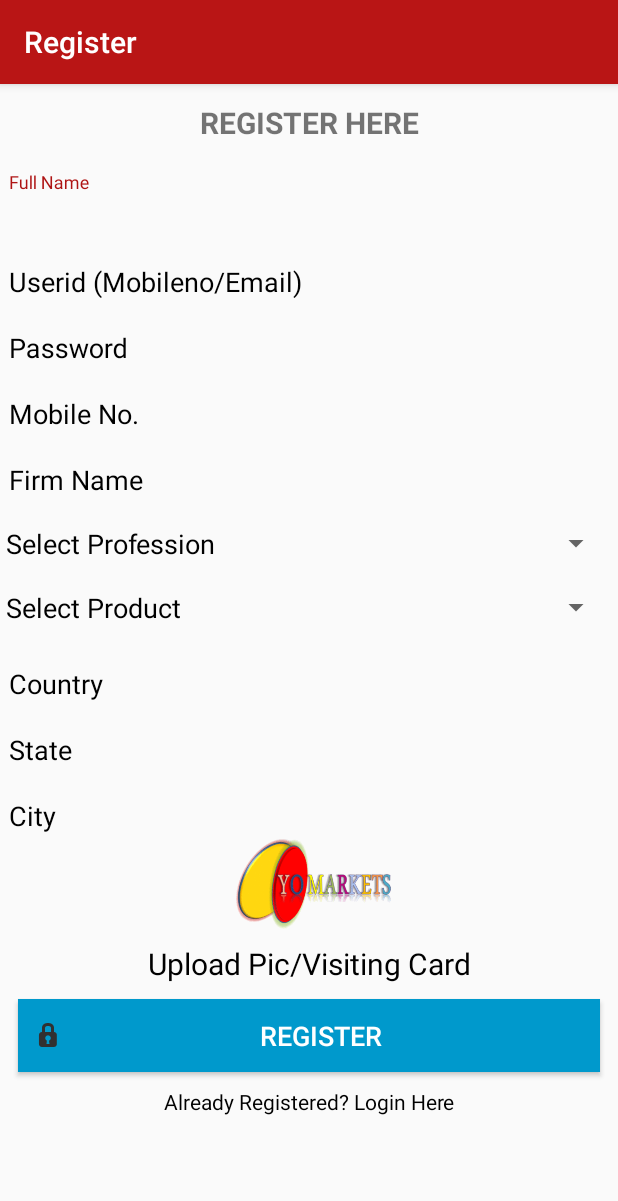
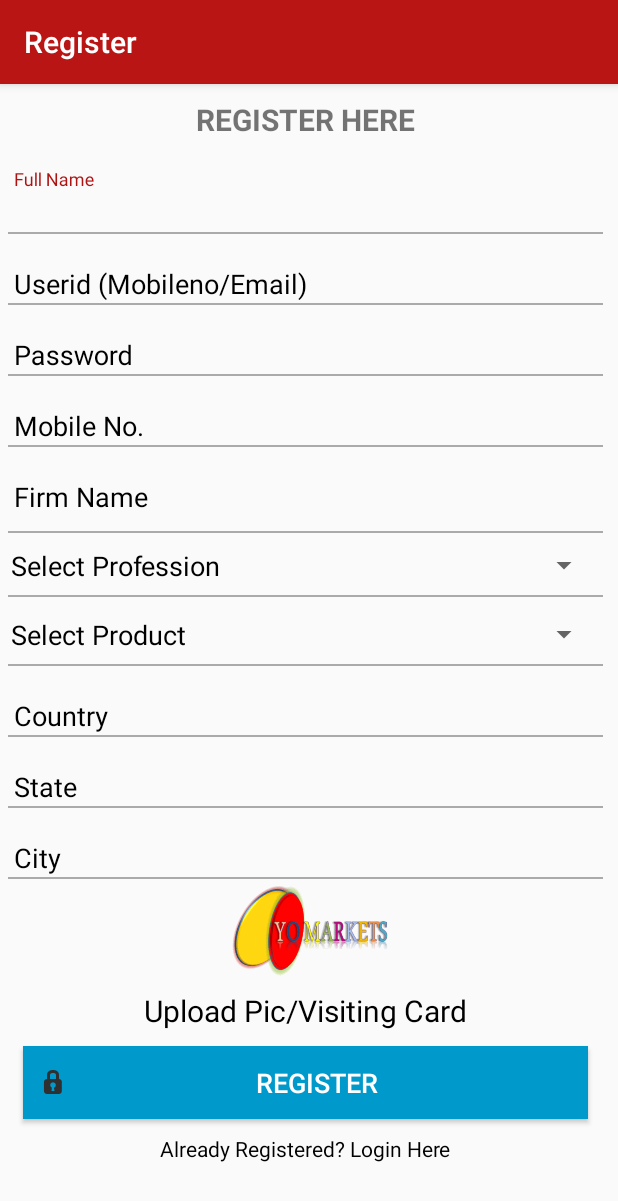
Before and after one commit to YESALAM/YoMarket, an Android app: the Register_Activity screen opened directly, with no data from a screen before it, on a phone screen of 412 x 824 dp. Shown: the top 1201 px of the screen. Run offline under Robolectric (Android 15) with nearby library versions, the phone set to English and light mode, and no system bars; our stand-ins replace Volley.

Commit message:
Line separator for register activity

```diff
--- a/app/src/main/res/layout/activity_register_.xml
+++ b/app/src/main/res/layout/activity_register_.xml
@@ -13,7 +13,8 @@
         <LinearLayout
             android:layout_width="match_parent"
             android:layout_height="wrap_content"
-            android:layout_margin="2dp"
+            android:layout_marginLeft="5dp"
+            android:layout_marginRight="10dp"
             android:orientation="vertical">
 
             <TextView
@@ -41,6 +42,12 @@
                     android:inputType="text"
                     android:textColor="@android:color/black" />
             </android.support.design.widget.TextInputLayout>
+            <View
+                android:layout_width="match_parent"
+                android:layout_height="1dp"
+                android:layout_marginTop="2dp"
+                android:background="@android:color/darker_gray"
+                />
 
             <android.support.design.widget.TextInputLayout
                 android:layout_width="match_parent"
@@ -56,6 +63,12 @@
                     android:inputType="textEmailAddress"
                     android:textColor="@android:color/black" />
             </android.support.design.widget.TextInputLayout>
+            <View
+                android:layout_width="match_parent"
+                android:layout_height="1dp"
+                android:layout_marginTop="2dp"
+                android:background="@android:color/darker_gray"
+                />
 
             <android.support.design.widget.TextInputLayout
                 android:layout_width="match_parent"
@@ -70,6 +83,12 @@
                     android:hint="Password"
                     android:textColor="@android:color/black" />
             </android.support.design.widget.TextInputLayout>
+            <View
+                android:layout_width="match_parent"
+                android:layout_height="1dp"
+                android:layout_marginTop="2dp"
+                android:background="@android:color/darker_gray"
+                />
 
             <android.support.design.widget.TextInputLayout
                 android:layout_width="match_parent"
@@ -84,6 +103,12 @@
                     android:hint="Mobile No."
                     android:textColor="@android:color/black" />
             </android.support.design.widget.TextInputLayout>
+            <View
+                android:layout_width="match_parent"
+                android:layout_height="1dp"
+                android:layout_marginTop="2dp"
+                android:background="@android:color/darker_gray"
+                />
 
             <android.support.design.widget.TextInputLayout
                 android:layout_width="match_parent"
@@ -100,7 +125,12 @@
                     android:hint="Firm Name"
                     android:textColor="@android:color/black" />
             </android.support.design.widget.TextInputLayout>
-
+            <View
+                android:layout_width="match_parent"
+                android:layout_height="1dp"
+                android:layout_marginTop="2dp"
+                android:background="@android:color/darker_gray"
+                />
 
             <Spinner
                 android:id="@+id/registertype"
@@ -109,6 +139,12 @@
                 android:layout_marginLeft="2dp"
                 android:layout_marginRight="2dp"
                 android:layout_marginTop="4dp" />
+            <View
+                android:layout_width="match_parent"
+                android:layout_height="1dp"
+                android:layout_marginTop="2dp"
+                android:background="@android:color/darker_gray"
+                />
 
             <Spinner
                 android:id="@+id/registerproduct"
@@ -117,6 +153,12 @@
                 android:layout_marginLeft="2dp"
                 android:layout_marginRight="2dp"
                 android:layout_marginTop="7dp" />
+            <View
+                android:layout_width="match_parent"
+                android:layout_height="1dp"
+                android:layout_marginTop="2dp"
+                android:background="@android:color/darker_gray"
+                />
 
             <android.support.design.widget.TextInputLayout
                 android:layout_width="match_parent"
@@ -131,6 +173,12 @@
                     android:hint="Country"
                     android:textColor="@android:color/black" />
             </android.support.design.widget.TextInputLayout>
+            <View
+                android:layout_width="match_parent"
+                android:layout_height="1dp"
+                android:layout_marginTop="2dp"
+                android:background="@android:color/darker_gray"
+                />
 
             <android.support.design.widget.TextInputLayout
                 android:layout_width="match_parent"
@@ -145,6 +193,12 @@
                     android:hint="State"
                     android:textColor="@android:color/black" />
             </android.support.design.widget.TextInputLayout>
+            <View
+                android:layout_width="match_parent"
+                android:layout_height="1dp"
+                android:layout_marginTop="2dp"
+                android:background="@android:color/darker_gray"
+                />
 
             <android.support.design.widget.TextInputLayout
                 android:layout_width="match_parent"
@@ -159,6 +213,12 @@
                     android:hint="City"
                     android:textColor="@android:color/black" />
             </android.support.design.widget.TextInputLayout>
+            <View
+                android:layout_width="match_parent"
+                android:layout_height="1dp"
+                android:layout_marginTop="2dp"
+                android:background="@android:color/darker_gray"
+                />
 
             <LinearLayout
                 android:layout_width="match_parent"
```
